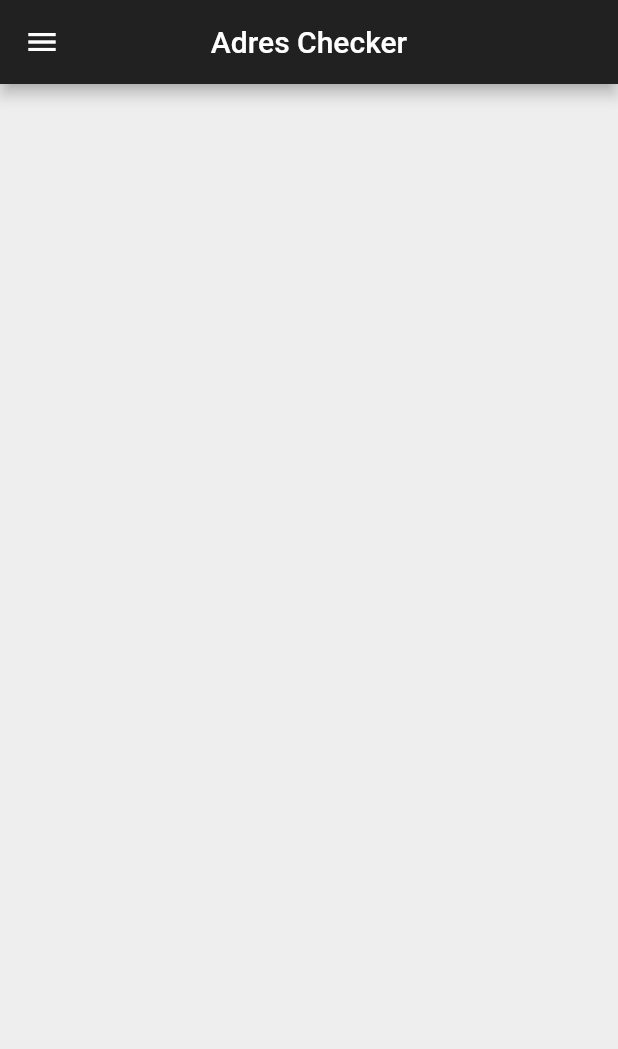
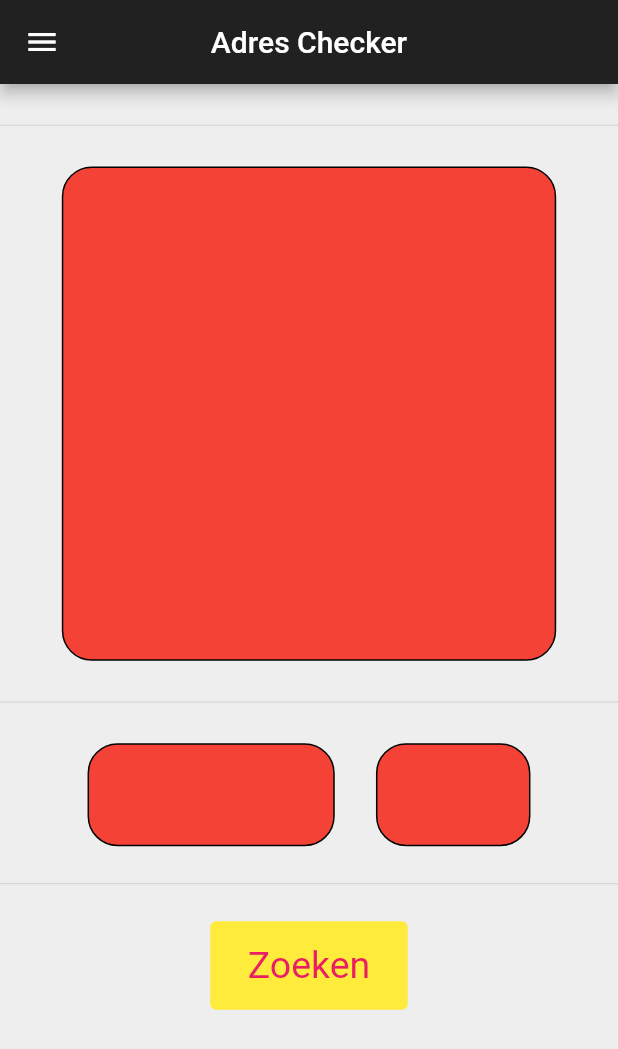
Before and after one commit to JeromeNL/postcodeapp, a Flutter app: the screen it shows after launch, on a phone screen of 412 x 824 dp. Shown: the top 1049 px of the screen. Run offline on Flutter 3.47's test engine with Material 2 defaults, Android fonts, the phone set to English and light mode, and no system bars; our stand-ins replace in_app_review, share_plus; missing offline and left inert: store_redirect.

Commit message:
Hardcoded layout for body

```diff
--- a/lib/main.dart
+++ b/lib/main.dart
@@ -1,7 +1,5 @@
-import 'dart:ui';
 import 'package:flutter/gestures.dart';
 import 'package:url_launcher/url_launcher.dart';
-import 'package:external_app_launcher/external_app_launcher.dart';
 import 'package:store_redirect/store_redirect.dart';
 import 'package:flutter/material.dart';
 import 'package:in_app_review/in_app_review.dart';
@@ -31,11 +29,12 @@ class FirstScreen extends StatefulWidget {
 
 class _FirstScreenState extends State<FirstScreen> {
   final InAppReview inAppReview = InAppReview.instance;
+
   @override
   Widget build(BuildContext context) {
     return Scaffold(
       appBar: AppBar(
-        title: Text('Adres Checker'),
+        title: const Text('Adres Checker'),
         centerTitle: true,
         backgroundColor: Colors.grey[900],
       ),
@@ -63,31 +62,30 @@ class _FirstScreenState extends State<FirstScreen> {
             ),
             // Share PlayStore link to a friend by 'share popup'
             ListTile(
-              leading: Icon(Icons.share),
+              leading: const Icon(Icons.share),
               title: const Text('Deel deze app'),
-              onTap: ()  {
-                Share.share('Ik gebruik deze geweldige app: https://www.joramkwetters.nl/');
+              onTap: () {
+                Share.share(
+                    'Ik gebruik deze geweldige app: https://www.joramkwetters.nl/');
               },
             ),
             // User goes to PlayStore, where he can leave a review.
             ListTile(
-              leading: Icon(Icons.reviews),
+              leading: const Icon(Icons.reviews),
               title: const Text('Beoordeel ons'),
               onTap: () async {
                 try {
-                   {
+                  {
                     StoreRedirect.redirect(
                         androidAppId: "nl.rtl.videoland.v2",
                         iOSAppId: "585027354");
                   }
-                } catch (e) {
-                  print("ERROR!: $e");
-                }
+                } catch (e) {}
               },
             ),
             // User goes to personal website
             ListTile(
-              leading: Icon(Icons.info),
+              leading: const Icon(Icons.info),
               title: const Text('Meer info'),
               onTap: () async {
                 Uri url = Uri.parse("https://www.joramkwetters.nl");
@@ -107,7 +105,7 @@ class _FirstScreenState extends State<FirstScreen> {
             Align(
               alignment: Alignment.centerLeft,
               child: Padding(
-                padding: EdgeInsets.fromLTRB(10, 10, 0, 0),
+                padding: const EdgeInsets.fromLTRB(10, 10, 0, 0),
                 child: RichText(
                   text: TextSpan(
                     children: [
@@ -136,8 +134,64 @@ class _FirstScreenState extends State<FirstScreen> {
         ),
       ),
       body: Container(
+        width: MediaQuery.of(context).size.width,
         decoration: BoxDecoration(
           color: Colors.grey[200],
+        ),
+        child: Column(
+          children: [
+            Divider(height: MediaQuery.of(context).size.height / 15),
+            Container(
+              height: (MediaQuery.of(context).size.height / 2.5),
+              width: (MediaQuery.of(context).size.width / 1.25),
+              decoration: BoxDecoration(
+                color: Colors.red,
+                borderRadius: BorderRadius.circular(20),
+                border: Border.all(
+                  color: Colors.black,
+                ),
+              ),
+            ),
+            Divider(height: MediaQuery.of(context).size.height / 15),
+            Row(
+              mainAxisAlignment: MainAxisAlignment.center,
+              children: [
+                Container(
+                  height: (MediaQuery.of(context).size.height / 12),
+                  width: (MediaQuery.of(context).size.width / 2.5),
+                  decoration: BoxDecoration(
+                    color: Colors.red,
+                    borderRadius: BorderRadius.circular(20),
+                    border: Border.all(
+                      color: Colors.black,
+                    ),
+                  ),
+                ),
+                VerticalDivider(width: MediaQuery.of(context).size.width / 15),
+                Container(
+                  height: (MediaQuery.of(context).size.height / 12),
+                  width: (MediaQuery.of(context).size.width / 4),
+                  decoration: BoxDecoration(
+                    color: Colors.red,
+                    borderRadius: BorderRadius.circular(20),
+                    border: Border.all(
+                      color: Colors.black,
+                    ),
+                  ),
+                ),
+              ],
+            ),
+            const Divider(height: 50),
+            TextButton(
+                child: const Text("Zoeken"),
+                onPressed: () {},
+                style: TextButton.styleFrom(
+                  textStyle: const TextStyle(fontSize: 25),
+                  backgroundColor: Colors.yellow,
+                  primary: Colors.pink,
+                  padding: EdgeInsets.fromLTRB(25, 15, 25, 15),
+                )),
+          ],
         ),
       ),
     );
```
